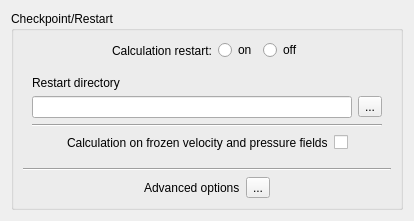
Old version of the form gui/Pages/StartRestartForm.ui in the repository code-saturne/code_saturne.
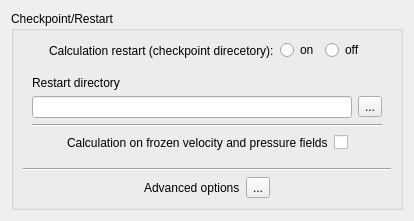
New version of the form. Icons and pictures are not drawn.

```diff
--- a/gui/Pages/StartRestartForm.ui
+++ b/gui/Pages/StartRestartForm.ui
@@ -38,7 +38,7 @@
         <item>
          <widget class="QLabel" name="label">
           <property name="text">
-           <string>Calculation restart:</string>
+           <string>Calculation restart (checkpoint direcetory):</string>
           </property>
          </widget>
         </item>
```
